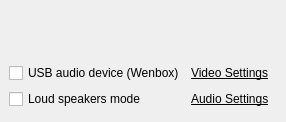
Old version of the form wengophone/src/presentation/qt/WengoPhoneWindowConfigPanel.ui in the repository tkrotoff/WengoPhone.
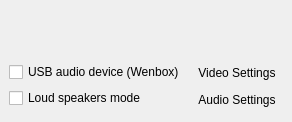
New version of the form. Icons and pictures are not drawn. Custom widgets are drawn as their Qt base class.

Patch:
```diff
--- a/wengophone/src/presentation/qt/WengoPhoneWindowConfigPanel.ui
+++ b/wengophone/src/presentation/qt/WengoPhoneWindowConfigPanel.ui
@@ -8,7 +8,7 @@
    <rect>
     <x>0</x>
     <y>0</y>
-    <width>267</width>
+    <width>290</width>
     <height>122</height>
    </rect>
   </property>
@@ -287,22 +287,34 @@
         <number>6</number>
        </property>
        <item row="0" column="0" >
-        <widget class="QLabel" name="videoSettingsLabel" >
-         <property name="cursor" >
-          <cursor>13</cursor>
-         </property>
+        <widget class="QToolButton" name="videoSettingsButton" >
          <property name="text" >
-          <string>&lt;u>Video Settings&lt;/u></string>
+          <string>Video Settings</string>
+         </property>
+         <property name="icon" >
+          <iconset resource="wengophone.qrc" >:/pics/config/video.png</iconset>
+         </property>
+         <property name="toolButtonStyle" >
+          <enum>Qt::ToolButtonTextBesideIcon</enum>
+         </property>
+         <property name="autoRaise" >
+          <bool>true</bool>
          </property>
         </widget>
        </item>
        <item row="1" column="0" >
-        <widget class="QLabel" name="audioSettingsLabel" >
-         <property name="cursor" >
-          <cursor>13</cursor>
-         </property>
+        <widget class="QToolButton" name="audioSettingsButton" >
          <property name="text" >
-          <string>&lt;u>Audio Settings&lt;/u></string>
+          <string>Audio Settings</string>
+         </property>
+         <property name="icon" >
+          <iconset resource="wengophone.qrc" >:/pics/config/audio.png</iconset>
+         </property>
+         <property name="toolButtonStyle" >
+          <enum>Qt::ToolButtonTextBesideIcon</enum>
+         </property>
+         <property name="autoRaise" >
+          <bool>true</bool>
          </property>
         </widget>
        </item>
```
